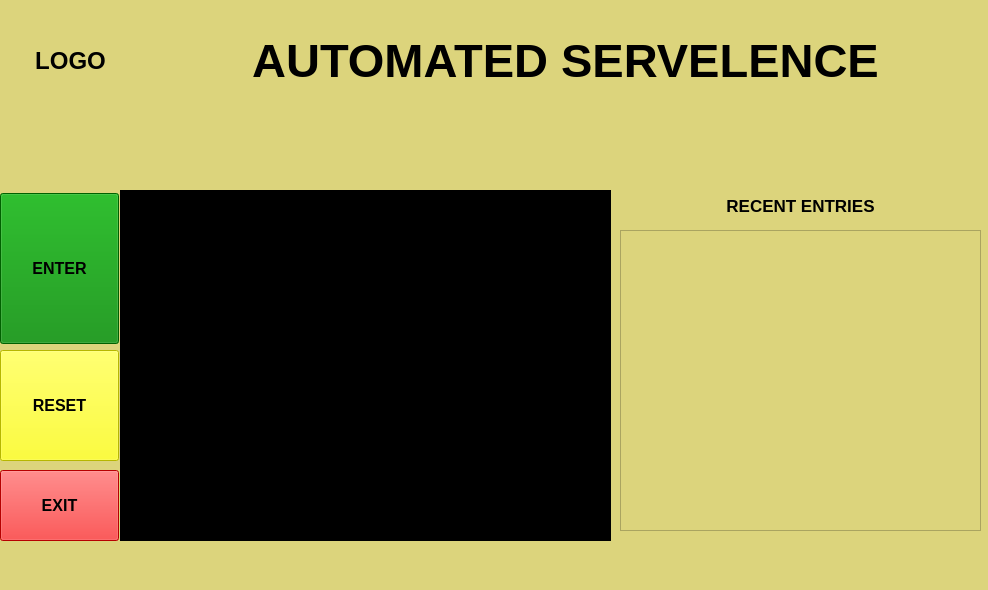
Before: the Qt Designer form idea.ui in DebasishDalei/Access, drawn with Qt 5.
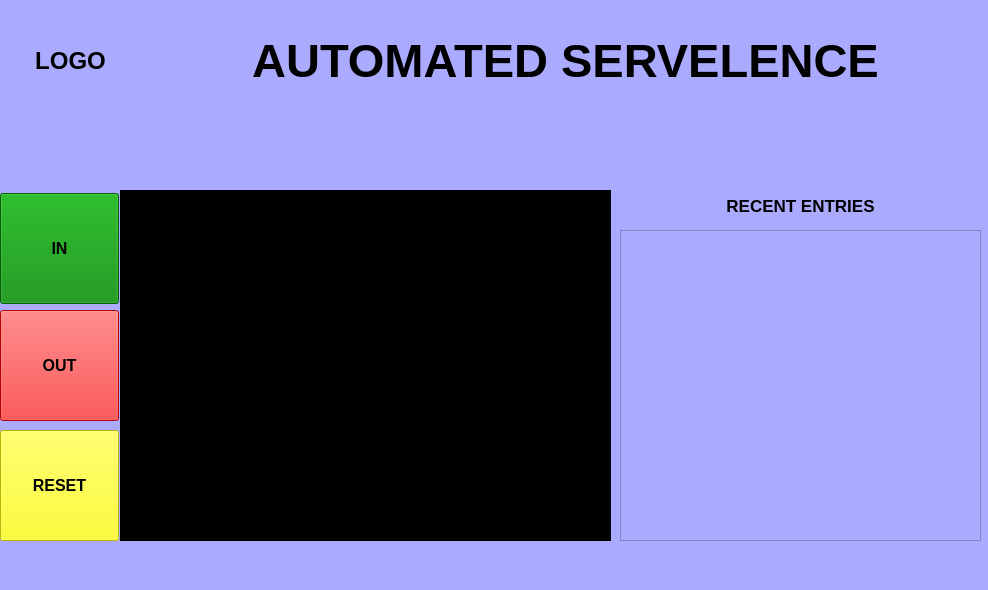
After: the same form once the commit is applied.

The edit to the form file:
```diff
--- a/idea.ui
+++ b/idea.ui
@@ -17,7 +17,7 @@
    <bool>false</bool>
   </property>
   <property name="styleSheet">
-   <string notr="true">background-color:rgb(220, 212, 124)</string>
+   <string notr="true">background-color:rgb(170, 170, 255)</string>
   </property>
   <widget class="QWidget" name="centralwidget">
    <widget class="QLabel" name="label">
@@ -88,7 +88,7 @@
       <x>620</x>
       <y>230</y>
       <width>361</width>
-      <height>301</height>
+      <height>311</height>
      </rect>
     </property>
    </widget>
@@ -121,7 +121,7 @@
       <x>0</x>
       <y>193</y>
       <width>119</width>
-      <height>151</height>
+      <height>111</height>
      </rect>
     </property>
     <property name="font">
@@ -135,16 +135,16 @@
      <string notr="true">background-color:rgb(0, 136, 0)</string>
     </property>
     <property name="text">
-     <string>ENTER</string>
+     <string>IN</string>
     </property>
    </widget>
    <widget class="QPushButton" name="pushButton_3">
     <property name="geometry">
      <rect>
       <x>0</x>
-      <y>470</y>
+      <y>310</y>
       <width>119</width>
-      <height>71</height>
+      <height>111</height>
      </rect>
     </property>
     <property name="font">
@@ -158,14 +158,14 @@
      <string notr="true">background-color:rgb(255, 0, 0)</string>
     </property>
     <property name="text">
-     <string>EXIT</string>
+     <string>OUT</string>
     </property>
    </widget>
    <widget class="QPushButton" name="pushButton_2">
     <property name="geometry">
      <rect>
       <x>0</x>
-      <y>350</y>
+      <y>430</y>
       <width>119</width>
       <height>111</height>
      </rect>
```
Left out of the diff: 22 changed lines with no effect on the pictures.
